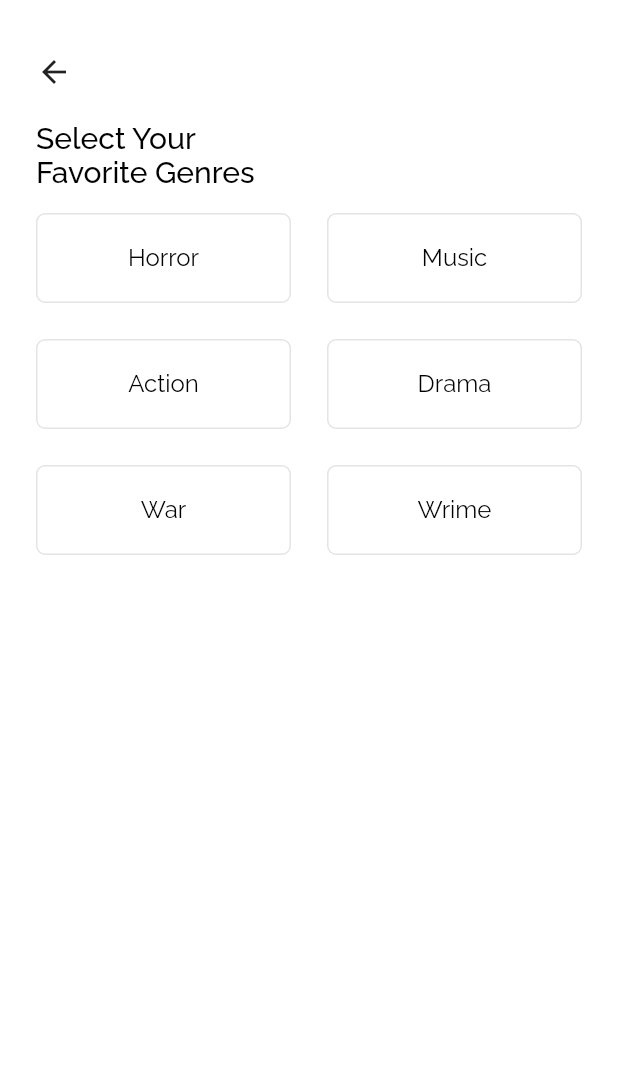
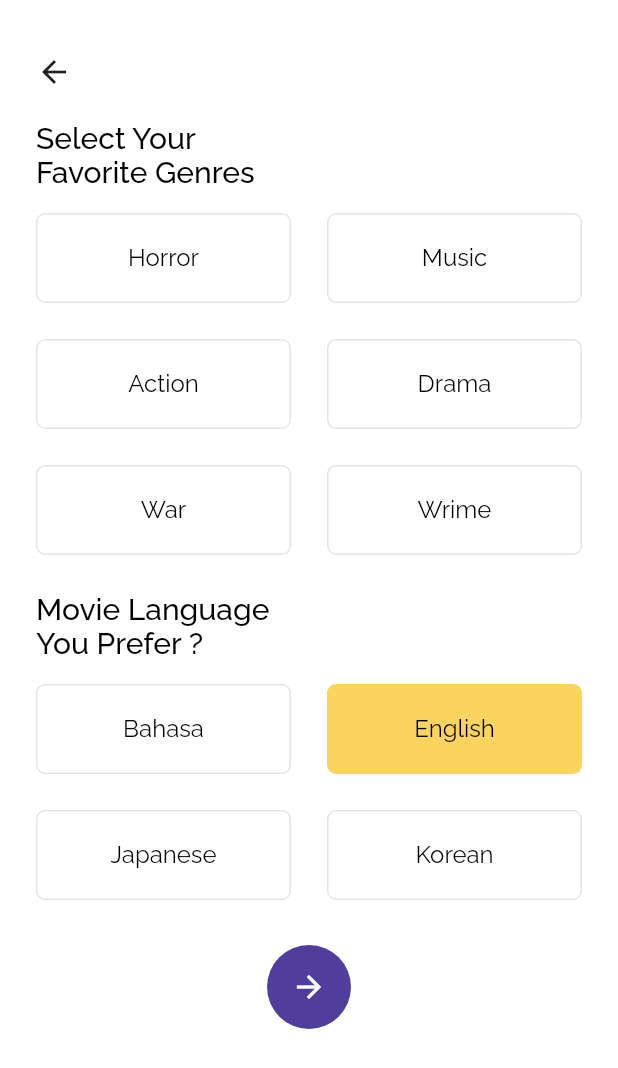
Before and after one commit to mrrezkii/Flutter-Flutix, a Flutter app: the PreferencePage screen opened directly with empty values, on a phone screen of 412 x 824 dp. Shown: the top 1068 px of the screen. Run offline on Flutter 3.47's test engine with Material 2 defaults, Android fonts, the phone set to English and light mode, and no system bars; our stand-ins replace another_flushbar, bloc, cloud_firestore, email_validator, equatable, firebase_auth and 7 more; missing offline and left inert: dart:ffi; accounts and stored records are empty.

Commit message:
Preference Page (2)

```diff
--- a/lib/ui/pages/preference_page.dart
+++ b/lib/ui/pages/preference_page.dart
@@ -62,7 +62,54 @@ class _PreferencePageState extends State<PreferencePage> {
                     spacing: 24,
                     runSpacing: 24,
                     children: generateGenreWidgets(context),
-                  )
+                  ),
+                  SizedBox(
+                    height: 24,
+                  ),
+                  Text(
+                    "Movie Language\nYou Prefer ?",
+                    style: blackTextFont.copyWith(fontSize: 20),
+                  ),
+                  SizedBox(
+                    height: 16,
+                  ),
+                  Wrap(
+                    spacing: 24,
+                    runSpacing: 24,
+                    children: generateLanguageWidgets(context),
+                  ),
+                  SizedBox(
+                    height: 30,
+                  ),
+                  Center(
+                    child: FloatingActionButton(
+                      elevation: 0,
+                      backgroundColor: mainColor,
+                      child: Icon(Icons.arrow_forward),
+                      onPressed: () {
+                        if (selectedGenres.length != 4) {
+                          Flushbar(
+                            duration: Duration(milliseconds: 1500),
+                            flushbarPosition: FlushbarPosition.TOP,
+                            backgroundColor: Color(0xFFFF5C83),
+                            message: "Please select 4 genres",
+                          )..show(context);
+                        } else {
+                          widget.registrationData.selectedGenres =
+                              selectedGenres;
+                          widget.registrationData.selectedLang =
+                              selectedLanguage;
+
+                          context.read<PageBloc>().add(
+                              GoToAccountConfirmationPage(
+                                  widget.registrationData));
+                        }
+                      },
+                    ),
+                  ),
+                  SizedBox(
+                    height: 50,
+                  ),
                 ],
               ),
             ],
@@ -88,6 +135,24 @@ class _PreferencePageState extends State<PreferencePage> {
         .toList();
   }
 
+  List<Widget> generateLanguageWidgets(BuildContext context) {
+    double width =
+        (MediaQuery.of(context).size.width - 2 * defaultMargin - 24) / 2;
+
+    return widget.languages
+        .map((e) => SelectableBox(
+              e,
+              width: width,
+              isSelected: selectedLanguage == e,
+              onTap: () {
+                setState(() {
+                  selectedLanguage = e;
+                });
+              },
+            ))
+        .toList();
+  }
+
   void onSelecterdGenre(String genre) {
     if (selectedGenres.contains(genre)) {
       setState(() {
```
